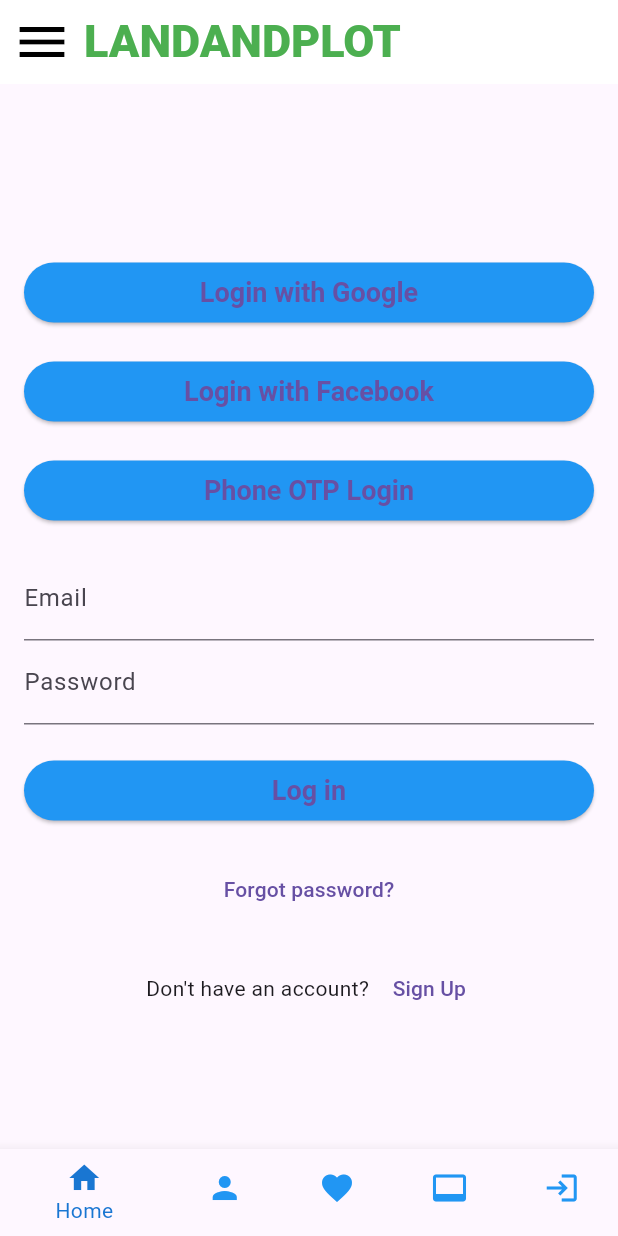
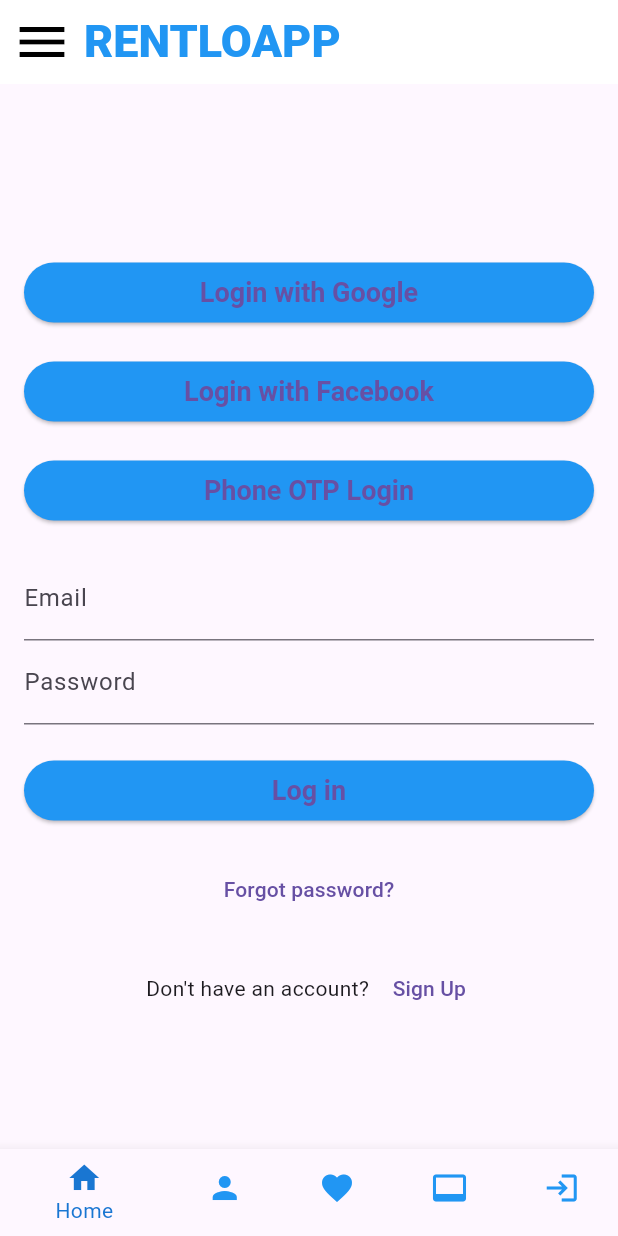
Before and after one commit to mtvk100968/landandplot, a Flutter app: the SigninScreen screen opened by its route, on a phone screen of 412 x 824 dp. Run offline on Flutter 3.47's test engine with Material 3 defaults, Android fonts, the phone set to English and light mode, and no system bars; our stand-ins replace cached_network_image, camera, carousel_slider, cloud_firestore, firebase_auth, firebase_core and 10 more; missing offline and left inert: dart:ffi, fluster, flutter_facebook_auth, geocoding_platform_interface, google_maps_webservice, maps_launcher; accounts and stored records are empty; network calls fail.

```diff
--- a/lib/bottom_nav_bar.dart
+++ b/lib/bottom_nav_bar.dart
@@ -51,7 +51,7 @@ class _BottomNavBarState extends State<BottomNavBar> {
       ProfilePage(),
       FavoritesPage(userId: widget.userId),
       PropertyVideosList(),
-      SigninScreen(),// Here's your video list page
+      SigninScreen(), // Here's your video list page
     ];
 
     return Scaffold(
--- a/lib/google_places_auto_complete.dart
+++ b/lib/google_places_auto_complete.dart
@@ -462,9 +462,9 @@ class _GooglePlacesAutoCompleteState extends State<GooglePlacesAutoComplete> {
         backgroundColor: Colors.white, // Set the background color to white
         titleSpacing: 0.0, // Adjust the spacing here as needed
         title: Text(
-          'LANDANDPLOT',
+          'RENTLOAPP',
           style: TextStyle(
-            color: Colors.green, // Set the text color to black
+            color: Colors.blue, // Set the text color to black
             fontSize: 30, // Adjust the font size as needed
             fontWeight: FontWeight.w800, // Make the text bold
           ),
--- a/lib/home_screen.dart
+++ b/lib/home_screen.dart
@@ -6,7 +6,7 @@
 // import 'custom_drawer.dart';
 //
 //
-// const kGoogleApiKey = "AIzaSyCXMU535-5XIMSMET7hHIe3a921bJu9ebM";
+// const kGoogleApiKey = "AIzaSyCXMU535-AIzaSyBzXWJe784Qh5lvTuRgYeab7_zcTcfdhdc";
 //
 // final GoogleMapsPlaces places = GoogleMapsPlaces(apiKey: kGoogleApiKey);
 // double? lat;
--- a/lib/proeprty_videos_list.dart
+++ b/lib/proeprty_videos_list.dart
@@ -98,9 +98,9 @@ class _PropertyVideosListState extends State<PropertyVideosList> {
         backgroundColor: Colors.white, // Set the background color to white
         titleSpacing: 0.0, // Adjust the spacing here as needed
         title: Text(
-          'LANDANDPLOT',
+          'RENTLOAPP',
           style: TextStyle(
-            color: Colors.green, // Set the text color to black
+            color: Colors.blue, // Set the text color to black
             fontSize: 30, // Adjust the font size as needed
             fontWeight: FontWeight.w800, // Make the text bold
           ),
--- a/lib/screens/signin_screen.dart
+++ b/lib/screens/signin_screen.dart
@@ -86,9 +86,9 @@ class _SigninScreenState extends State<SigninScreen> {
         backgroundColor: Colors.white, // Set the background color to white
         titleSpacing: 0.0, // Adjust the spacing here as needed
         title: Text(
-          'LANDANDPLOT',
+          'RENTLOAPP',
           style: TextStyle(
-            color: Colors.green, // Set the text color to black
+            color: Colors.blue, // Set the text color to black
             fontSize: 30, // Adjust the font size as needed
             fontWeight: FontWeight.w800, // Make the text bold
           ),
```
Also changed, not shown: lib/cluster_marker_check.dart (+10 -6 lines), 88 other files.
